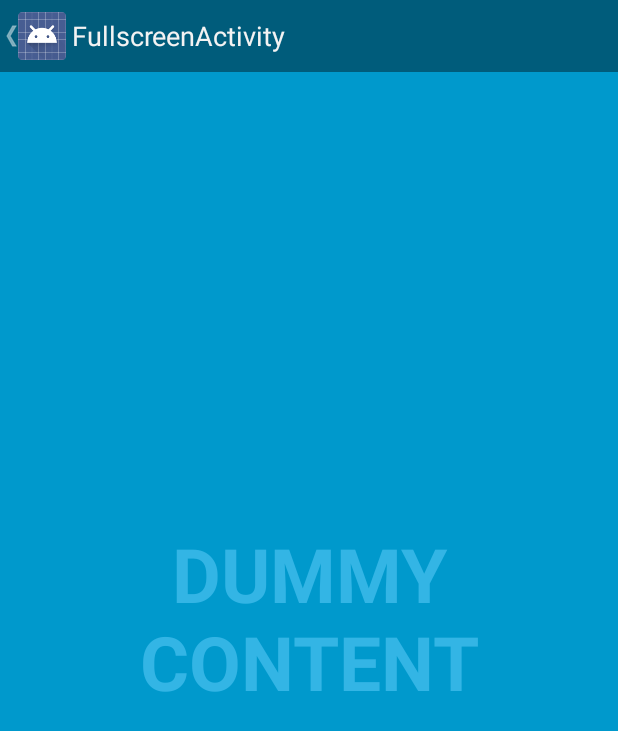
After one commit to octohub/ticker, an Android app: the FullscreenActivity screen opened directly, with no data from a screen before it, on a phone screen of 412 x 824 dp. The commit adds this screen. Shown: the top 731 px of the screen. Run offline under Robolectric (Android 15) with nearby library versions, the phone set to English and light mode, and no system bars.

Commit message:
Added full screen activity.

```diff
--- a/app/build.gradle
+++ b/app/build.gradle
@@ -22,4 +22,5 @@ android {
 dependencies {
     compile fileTree(dir: 'libs', include: ['*.jar'])
     compile 'com.android.support:appcompat-v7:21.0.3'
+    compile 'com.android.support:support-v4:21.0.3'
 }
--- /dev/null
+++ b/app/src/main/java/com/richdomapps/ticker/FullscreenActivity.java
@@ -0,0 +1,192 @@
+package com.richdomapps.ticker;
+
+import com.richdomapps.ticker.util.SystemUiHider;
+
+import android.annotation.TargetApi;
+import android.app.Activity;
+import android.os.Build;
+import android.os.Bundle;
+import android.os.Handler;
+import android.view.MotionEvent;
+import android.view.View;
+import android.view.MenuItem;
+import android.support.v4.app.NavUtils;
+
+
+/**
+ * An example full-screen activity that shows and hides the system UI (i.e.
+ * status bar and navigation/system bar) with user interaction.
+ *
+ * @see SystemUiHider
+ */
+public class FullscreenActivity extends Activity {
+    /**
+     * Whether or not the system UI should be auto-hidden after
+     * {@link #AUTO_HIDE_DELAY_MILLIS} milliseconds.
+     */
+    private static final boolean AUTO_HIDE = true;
+
+    /**
+     * If {@link #AUTO_HIDE} is set, the number of milliseconds to wait after
+     * user interaction before hiding the system UI.
+     */
+    private static final int AUTO_HIDE_DELAY_MILLIS = 3000;
+
+    /**
+     * If set, will toggle the system UI visibility upon interaction. Otherwise,
+     * will show the system UI visibility upon interaction.
+     */
+    private static final boolean TOGGLE_ON_CLICK = true;
+
+    /**
+     * The flags to pass to {@link SystemUiHider#getInstance}.
+     */
+    private static final int HIDER_FLAGS = SystemUiHider.FLAG_HIDE_NAVIGATION;
+
+    /**
+     * The instance of the {@link SystemUiHider} for this activity.
+     */
+    private SystemUiHider mSystemUiHider;
+
+    @Override
+    protected void onCreate(Bundle savedInstanceState) {
+        super.onCreate(savedInstanceState);
+
+        setContentView(R.layout.activity_fullscreen);
+        setupActionBar();
+
+        final View controlsView = findViewById(R.id.fullscreen_content_controls);
+        final View contentView = findViewById(R.id.fullscreen_content);
+
+        // Set up an instance of SystemUiHider to control the system UI for
+        // this activity.
+        mSystemUiHider = SystemUiHider.getInstance(this, contentView, HIDER_FLAGS);
+        mSystemUiHider.setup();
+        mSystemUiHider
+                .setOnVisibilityChangeListener(new SystemUiHider.OnVisibilityChangeListener() {
+                    // Cached values.
+                    int mControlsHeight;
+                    int mShortAnimTime;
+
+                    @Override
+                    @TargetApi(Build.VERSION_CODES.HONEYCOMB_MR2)
+                    public void onVisibilityChange(boolean visible) {
+                        if (Build.VERSION.SDK_INT >= Build.VERSION_CODES.HONEYCOMB_MR2) {
+                            // If the ViewPropertyAnimator API is available
+                            // (Honeycomb MR2 and later), use it to animate the
+                            // in-layout UI controls at the bottom of the
+                            // screen.
+                            if (mControlsHeight == 0) {
+                                mControlsHeight = controlsView.getHeight();
+                            }
+                            if (mShortAnimTime == 0) {
+                                mShortAnimTime = getResources().getInteger(
+                                        android.R.integer.config_shortAnimTime);
+                            }
+                            controlsView.animate()
+                                    .translationY(visible ? 0 : mControlsHeight)
+                                    .setDuration(mShortAnimTime);
+                        } else {
+                            // If the ViewPropertyAnimator APIs aren't
+                            // available, simply show or hide the in-layout UI
+                            // controls.
+                            controlsView.setVisibility(visible ? View.VISIBLE : View.GONE);
+                        }
+
+                        if (visible && AUTO_HIDE) {
+                            // Schedule a hide().
+                            delayedHide(AUTO_HIDE_DELAY_MILLIS);
+                        }
+                    }
+                });
+
+        // Set up the user interaction to manually show or hide the system UI.
+        contentView.setOnClickListener(new View.OnClickListener() {
+            @Override
+            public void onClick(View view) {
+                if (TOGGLE_ON_CLICK) {
+                    mSystemUiHider.toggle();
+                } else {
+                    mSystemUiHider.show();
+                }
+            }
+        });
+
+        // Upon interacting with UI controls, delay any scheduled hide()
+        // operations to prevent the jarring behavior of controls going away
+        // while interacting with the UI.
+        findViewById(R.id.dummy_button).setOnTouchListener(mDelayHideTouchListener);
+    }
+
+    @Override
+    protected void onPostCreate(Bundle savedInstanceState) {
+        super.onPostCreate(savedInstanceState);
+
+        // Trigger the initial hide() shortly after the activity has been
+        // created, to briefly hint to the user that UI controls
+        // are available.
+        delayedHide(100);
+    }
+
+    /**
+     * Set up the {@link android.app.ActionBar}, if the API is available.
+     */
+    @TargetApi(Build.VERSION_CODES.HONEYCOMB)
+    private void setupActionBar() {
+        if (Build.VERSION.SDK_INT >= Build.VERSION_CODES.HONEYCOMB) {
+            // Show the Up button in the action bar.
+            getActionBar().setDisplayHomeAsUpEnabled(true);
+        }
+    }
+
+    @Override
+    public boolean onOptionsItemSelected(MenuItem item) {
+        int id = item.getItemId();
+        if (id == android.R.id.home) {
+            // This ID represents the Home or Up button. In the case of this
+            // activity, the Up button is shown. Use NavUtils to allow users
+            // to navigate up one level in the application structure. For
+            // more details, see the Navigation pattern on Android Design:
+            //
+            // http://developer.android.com/design/patterns/navigation.html#up-vs-back
+            //
+            // TODO: If Settings has multiple levels, Up should navigate up
+            // that hierarchy.
+            NavUtils.navigateUpFromSameTask(this);
+            return true;
+        }
+        return super.onOptionsItemSelected(item);
+    }
+
+    /**
+     * Touch listener to use for in-layout UI controls to delay hiding the
+     * system UI. This is to prevent the jarring behavior of controls going away
+     * while interacting with activity UI.
+     */
+    View.OnTouchListener mDelayHideTouchListener = new View.OnTouchListener() {
+        @Override
+        public boolean onTouch(View view, MotionEvent motionEvent) {
+            if (AUTO_HIDE) {
+                delayedHide(AUTO_HIDE_DELAY_MILLIS);
+            }
+            return false;
+        }
+    };
+
+    Handler mHideHandler = new Handler();
+    Runnable mHideRunnable = new Runnable() {
+        @Override
+        public void run() {
+            mSystemUiHider.hide();
+        }
+    };
+
+    /**
+     * Schedules a call to hide() in [delay] milliseconds, canceling any
+     * previously scheduled calls.
+     */
+    private void delayedHide(int delayMillis) {
+        mHideHandler.removeCallbacks(mHideRunnable);
+        mHideHandler.postDelayed(mHideRunnable, delayMillis);
+    }
+}
--- a/app/src/main/java/com/richdomapps/ticker/MainActivity.java
+++ b/app/src/main/java/com/richdomapps/ticker/MainActivity.java
@@ -24,6 +24,10 @@ public class MainActivity extends ActionBarActivity {
                     .add(R.id.container, new PlaceholderFragment())
                     .commit();
         }
+    }
+
+    public void fullScreenActivity(View view){
+
     }
 
 
--- /dev/null
+++ b/app/src/main/java/com/richdomapps/ticker/util/SystemUiHider.java
@@ -0,0 +1,172 @@
+package com.richdomapps.ticker.util;
+
+import android.app.Activity;
+import android.os.Build;
+import android.view.View;
+
+/**
+ * A utility class that helps with showing and hiding system UI such as the
+ * status bar and navigation/system bar. This class uses backward-compatibility
+ * techniques described in <a href=
+ * "http://developer.android.com/training/backward-compatible-ui/index.html">
+ * Creating Backward-Compatible UIs</a> to ensure that devices running any
+ * version of ndroid OS are supported. More specifically, there are separate
+ * implementations of this abstract class: for newer devices,
+ * {@link #getInstance} will return a {@link SystemUiHiderHoneycomb} instance,
+ * while on older devices {@link #getInstance} will return a
+ * {@link SystemUiHiderBase} instance.
+ * <p/>
+ * For more on system bars, see <a href=
+ * "http://developer.android.com/design/get-started/ui-overview.html#system-bars"
+ * > System Bars</a>.
+ *
+ * @see android.view.View#setSystemUiVisibility(int)
+ * @see android.view.WindowManager.LayoutParams#FLAG_FULLSCREEN
+ */
+public abstract class SystemUiHider {
+    /**
+     * When this flag is set, the
+     * {@link android.view.WindowManager.LayoutParams#FLAG_LAYOUT_IN_SCREEN}
+     * flag will be set on older devices, making the status bar "float" on top
+     * of the activity layout. This is most useful when there are no controls at
+     * the top of the activity layout.
+     * <p/>
+     * This flag isn't used on newer devices because the <a
+     * href="http://developer.android.com/design/patterns/actionbar.html">action
+     * bar</a>, the most important structural element of an Android app, should
+     * be visible and not obscured by the system UI.
+     */
+    public static final int FLAG_LAYOUT_IN_SCREEN_OLDER_DEVICES = 0x1;
+
+    /**
+     * When this flag is set, {@link #show()} and {@link #hide()} will toggle
+     * the visibility of the status bar. If there is a navigation bar, show and
+     * hide will toggle low profile mode.
+     */
+    public static final int FLAG_FULLSCREEN = 0x2;
+
+    /**
+     * When this flag is set, {@link #show()} and {@link #hide()} will toggle
+     * the visibility of the navigation bar, if it's present on the device and
+     * the device allows hiding it. In cases where the navigation bar is present
+     * but cannot be hidden, show and hide will toggle low profile mode.
+     */
+    public static final int FLAG_HIDE_NAVIGATION = FLAG_FULLSCREEN | 0x4;
+
+    /**
+     * The activity associated with this UI hider object.
+     */
+    protected Activity mActivity;
+
+    /**
+     * The view on which {@link View#setSystemUiVisibility(int)} will be called.
+     */
+    protected View mAnchorView;
+
+    /**
+     * The current UI hider flags.
+     *
+     * @see #FLAG_FULLSCREEN
+     * @see #FLAG_HIDE_NAVIGATION
+     * @see #FLAG_LAYOUT_IN_SCREEN_OLDER_DEVICES
+     */
+    protected int mFlags;
+
+    /**
+     * The current visibility callback.
+     */
+    protected OnVisibilityChangeListener mOnVisibilityChangeListener = sDummyListener;
+
+    /**
+     * Creates and returns an instance of {@link SystemUiHider} that is
+     * appropriate for this device. The object will be either a
+     * {@link SystemUiHiderBase} or {@link SystemUiHiderHoneycomb} depending on
+     * the device.
+     *
+     * @param activity   The activity whose window's system UI should be
+     *                   controlled by this class.
+     * @param anchorView The view on which
+     *                   {@link View#setSystemUiVisibility(int)} will be called.
+     * @param flags      Either 0 or any combination of {@link #FLAG_FULLSCREEN},
+     *                   {@link #FLAG_HIDE_NAVIGATION}, and
+     *                   {@link #FLAG_LAYOUT_IN_SCREEN_OLDER_DEVICES}.
+     */
+    public static SystemUiHider getInstance(Activity activity, View anchorView, int flags) {
+        if (Build.VERSION.SDK_INT >= Build.VERSION_CODES.HONEYCOMB) {
+            return new SystemUiHiderHoneycomb(activity, anchorView, flags);
+        } else {
+            return new SystemUiHiderBase(activity, anchorView, flags);
+        }
+    }
+
+    protected SystemUiHider(Activity activity, View anchorView, int flags) {
+        mActivity = activity;
+        mAnchorView = anchorView;
+        mFlags = flags;
+    }
+
+    /**
+     * Sets up the system UI hider. Should be called from
+     * {@link Activity#onCreate}.
+     */
+    public abstract void setup();
+
+    /**
+     * Returns whether or not the system UI is visible.
+     */
+    public abstract boolean isVisible();
+
+    /**
+     * Hide the system UI.
+     */
+    public abstract void hide();
+
+    /**
+     * Show the system UI.
+     */
+    public abstract void show();
+
+    /**
+     * Toggle the visibility of the system UI.
+     */
+    public void toggle() {
+        if (isVisible()) {
+            hide();
+        } else {
+            show();
+        }
+    }
+
+    /**
+     * Registers a callback, to be triggered when the system UI visibility
+     * changes.
+     */
+    public void setOnVisibilityChangeListener(OnVisibilityChangeListener listener) {
+        if (listener == null) {
+            listener = sDummyListener;
+        }
+
+        mOnVisibilityChangeListener = listener;
+    }
+
+    /**
+     * A dummy no-op callback for use when there is no other listener set.
+     */
+    private static OnVisibilityChangeListener sDummyListener = new OnVisibilityChangeListener() {
+        @Override
+        public void onVisibilityChange(boolean visible) {
+        }
+    };
+
+    /**
+     * A callback interface used to listen for system UI visibility changes.
+     */
+    public interface OnVisibilityChangeListener {
+        /**
+         * Called when the system UI visibility has changed.
+         *
+         * @param visible True if the system UI is visible.
+         */
+        public void onVisibilityChange(boolean visible);
+    }
+}
--- /dev/null
+++ b/app/src/main/java/com/richdomapps/ticker/util/SystemUiHiderHoneycomb.java
@@ -0,0 +1,141 @@
+package com.richdomapps.ticker.util;
+
+import android.annotation.TargetApi;
+import android.app.Activity;
+import android.os.Build;
+import android.view.View;
+import android.view.WindowManager;
+
+/**
+ * An API 11+ implementation of {@link SystemUiHider}. Uses APIs available in
+ * Honeycomb and later (specifically {@link View#setSystemUiVisibility(int)}) to
+ * show and hide the system UI.
+ */
+@TargetApi(Build.VERSION_CODES.HONEYCOMB)
+public class SystemUiHiderHoneycomb extends SystemUiHiderBase {
+    /**
+     * Flags for {@link View#setSystemUiVisibility(int)} to use when showing the
+     * system UI.
+     */
+    private int mShowFlags;
+
+    /**
+     * Flags for {@link View#setSystemUiVisibility(int)} to use when hiding the
+     * system UI.
+     */
+    private int mHideFlags;
+
+    /**
+     * Flags to test against the first parameter in
+     * {@link android.view.View.OnSystemUiVisibilityChangeListener#onSystemUiVisibilityChange(int)}
+     * to determine the system UI visibility state.
+     */
+    private int mTestFlags;
+
+    /**
+     * Whether or not the system UI is currently visible. This is cached from
+     * {@link android.view.View.OnSystemUiVisibilityChangeListener}.
+     */
+    private boolean mVisible = true;
+
+    /**
+     * Constructor not intended to be called by clients. Use
+     * {@link SystemUiHider#getInstance} to obtain an instance.
+     */
+    protected SystemUiHiderHoneycomb(Activity activity, View anchorView, int flags) {
+        super(activity, anchorView, flags);
+
+        mShowFlags = View.SYSTEM_UI_FLAG_VISIBLE;
+        mHideFlags = View.SYSTEM_UI_FLAG_LOW_PROFILE;
+        mTestFlags = View.SYSTEM_UI_FLAG_LOW_PROFILE;
+
+        if ((mFlags & FLAG_FULLSCREEN) != 0) {
+            // If the client requested fullscreen, add flags relevant to hiding
+            // the status bar. Note that some of these constants are new as of
+            // API 16 (Jelly Bean). It is safe to use them, as they are inlined
+            // at compile-time and do nothing on pre-Jelly Bean devices.
+            mShowFlags |= View.SYSTEM_UI_FLAG_LAYOUT_FULLSCREEN;
+            mHideFlags |= View.SYSTEM_UI_FLAG_LAYOUT_FULLSCREEN
+                    | View.SYSTEM_UI_FLAG_FULLSCREEN;
+        }
+
+        if ((mFlags & FLAG_HIDE_NAVIGATION) != 0) {
+            // If the client requested hiding navigation, add relevant flags.
+            mShowFlags |= View.SYSTEM_UI_FLAG_LAYOUT_HIDE_NAVIGATION;
+            mHideFlags |= View.SYSTEM_UI_FLAG_LAYOUT_HIDE_NAVIGATION
+                    | View.SYSTEM_UI_FLAG_HIDE_NAVIGATION;
+            mTestFlags |= View.SYSTEM_UI_FLAG_HIDE_NAVIGATION;
+        }
+    }
+
+    /**
+     * {@inheritDoc}
+     */
+    @Override
+    public void setup() {
+        mAnchorView.setOnSystemUiVisibilityChangeListener(mSystemUiVisibilityChangeListener);
+    }
+
+    /**
+     * {@inheritDoc}
+     */
+    @Override
+    public void hide() {
+        mAnchorView.setSystemUiVisibility(mHideFlags);
+    }
+
+    /**
+     * {@inheritDoc}
+     */
+    @Override
+    public void show() {
+        mAnchorView.setSystemUiVisibility(mShowFlags);
+    }
+
+    /**
+     * {@inheritDoc}
+     */
+    @Override
+    public boolean isVisible() {
+        return mVisible;
+    }
+
+    private View.OnSystemUiVisibilityChangeListener mSystemUiVisibilityChangeListener
+            = new View.OnSystemUiVisibilityChangeListener() {
+        @Override
+        public void onSystemUiVisibilityChange(int vis) {
+            // Test against mTestFlags to see if the system UI is visible.
+            if ((vis & mTestFlags) != 0) {
+                if (Build.VERSION.SDK_INT < Build.VERSION_CODES.JELLY_BEAN) {
+                    // Pre-Jelly Bean, we must manually hide the action bar
+                    // and use the old window flags API.
+                    mActivity.getActionBar().hide();
+                    mActivity.getWindow().setFlags(
+                            WindowManager.LayoutParams.FLAG_FULLSCREEN,
+                            WindowManager.LayoutParams.FLAG_FULLSCREEN);
+                }
+
+                // Trigger the registered listener and cache the visibility
+                // state.
+                mOnVisibilityChangeListener.onVisibilityChange(false);
+                mVisible = false;
+
+            } else {
+                mAnchorView.setSystemUiVisibility(mShowFlags);
+                if (Build.VERSION.SDK_INT < Build.VERSION_CODES.JELLY_BEAN) {
+                    // Pre-Jelly Bean, we must manually show the action bar
+                    // and use the old window flags API.
+                    mActivity.getActionBar().show();
+                    mActivity.getWindow().setFlags(
+                            0,
+                            WindowManager.LayoutParams.FLAG_FULLSCREEN);
+                }
+
+                // Trigger the registered listener and cache the visibility
+                // state.
+                mOnVisibilityChangeListener.onVisibilityChange(true);
+                mVisible = true;
+            }
+        }
+    };
+}
--- /dev/null
+++ b/app/src/main/res/layout/activity_fullscreen.xml
@@ -0,0 +1,32 @@
+<FrameLayout xmlns:android="http://schemas.android.com/apk/res/android"
+    xmlns:tools="http://schemas.android.com/tools" android:layout_width="match_parent"
+    android:layout_height="match_parent" android:background="#0099cc"
+    tools:context="com.richdomapps.ticker.FullscreenActivity">
+
+    <!-- The primary full-screen view. This can be replaced with whatever view
+         is needed to present your content, e.g. VideoView, SurfaceView,
+         TextureView, etc. -->
+    <TextView android:id="@+id/fullscreen_content" android:layout_width="match_parent"
+        android:layout_height="match_parent" android:keepScreenOn="true" android:textColor="#33b5e5"
+        android:textStyle="bold" android:textSize="50sp" android:gravity="center"
+        android:text="@string/dummy_content" />
+
+    <!-- This FrameLayout insets its children based on system windows using
+         android:fitsSystemWindows. -->
+    <FrameLayout android:layout_width="match_parent" android:layout_height="match_parent"
+        android:fitsSystemWindows="true">
+
+        <LinearLayout android:id="@+id/fullscreen_content_controls" style="?metaButtonBarStyle"
+            android:layout_width="match_parent" android:layout_height="wrap_content"
+            android:layout_gravity="bottom|center_horizontal"
+            android:background="@color/black_overlay" android:orientation="horizontal"
+            tools:ignore="UselessParent">
+
+            <Button android:id="@+id/dummy_button" style="?metaButtonBarButtonStyle"
+                android:layout_width="0dp" android:layout_height="wrap_content"
+                android:layout_weight="1" android:text="@string/dummy_button" />
+
+        </LinearLayout>
+    </FrameLayout>
+
+</FrameLayout>
--- /dev/null
+++ b/app/src/main/res/values-v11/styles.xml
@@ -0,0 +1,15 @@
+<resources>
+
+    <style name="FullscreenTheme" parent="android:Theme.Holo">
+        <item name="android:actionBarStyle">@style/FullscreenActionBarStyle</item>
+        <item name="android:windowActionBarOverlay">true</item>
+        <item name="android:windowBackground">@null</item>
+        <item name="metaButtonBarStyle">?android:attr/buttonBarStyle</item>
+        <item name="metaButtonBarButtonStyle">?android:attr/buttonBarButtonStyle</item>
+    </style>
+
+    <style name="FullscreenActionBarStyle" parent="android:Widget.Holo.ActionBar">
+        <item name="android:background">@color/black_overlay</item>
+    </style>
+
+</resources>
--- /dev/null
+++ b/app/src/main/res/values/colors.xml
@@ -0,0 +1,5 @@
+<resources>
+
+    <color name="black_overlay">#66000000</color>
+
+</resources>
--- a/app/src/main/res/values/strings.xml
+++ b/app/src/main/res/values/strings.xml
@@ -2,4 +2,8 @@
     <string name="app_name">ticker</string>
     <string name="hello_world">Hello world!</string>
     <string name="action_settings">Settings</string>
+
+    <string name="title_activity_fullscreen">FullscreenActivity</string>
+    <string name="dummy_button">Dummy Button</string>
+    <string name="dummy_content">DUMMY\nCONTENT</string>
 </resources>
--- a/app/src/main/res/values/styles.xml
+++ b/app/src/main/res/values/styles.xml
@@ -5,4 +5,23 @@
         <!-- Customize your theme here. -->
     </style>
 
+    <style name="FullscreenTheme" parent="android:Theme.NoTitleBar">
+        <item name="android:windowContentOverlay">@null</item>
+        <item name="android:windowBackground">@null</item>
+        <item name="metaButtonBarStyle">@style/ButtonBar</item>
+        <item name="metaButtonBarButtonStyle">@style/ButtonBarButton</item>
+    </style>
+
+    <!-- Backward-compatible version of ?android:attr/buttonBarStyle -->
+    <style name="ButtonBar">
+        <item name="android:paddingLeft">2dp</item>
+        <item name="android:paddingTop">5dp</item>
+        <item name="android:paddingRight">2dp</item>
+        <item name="android:paddingBottom">0dp</item>
+        <item name="android:background">@android:drawable/bottom_bar</item>
+    </style>
+
+    <!-- Backward-compatible version of ?android:attr/buttonBarButtonStyle -->
+    <style name="ButtonBarButton" />
+
 </resources>
```
Also changed, not shown: app/src/main/AndroidManifest.xml (+10 -0 lines), app/src/main/java/com/richdomapps/ticker/util/SystemUiHiderBase.java (added, +63 -0 lines), app/src/main/res/layout/fragment_main.xml (+9 -2 lines), app/src/main/res/values/attrs.xml (added, +12 -0 lines).
